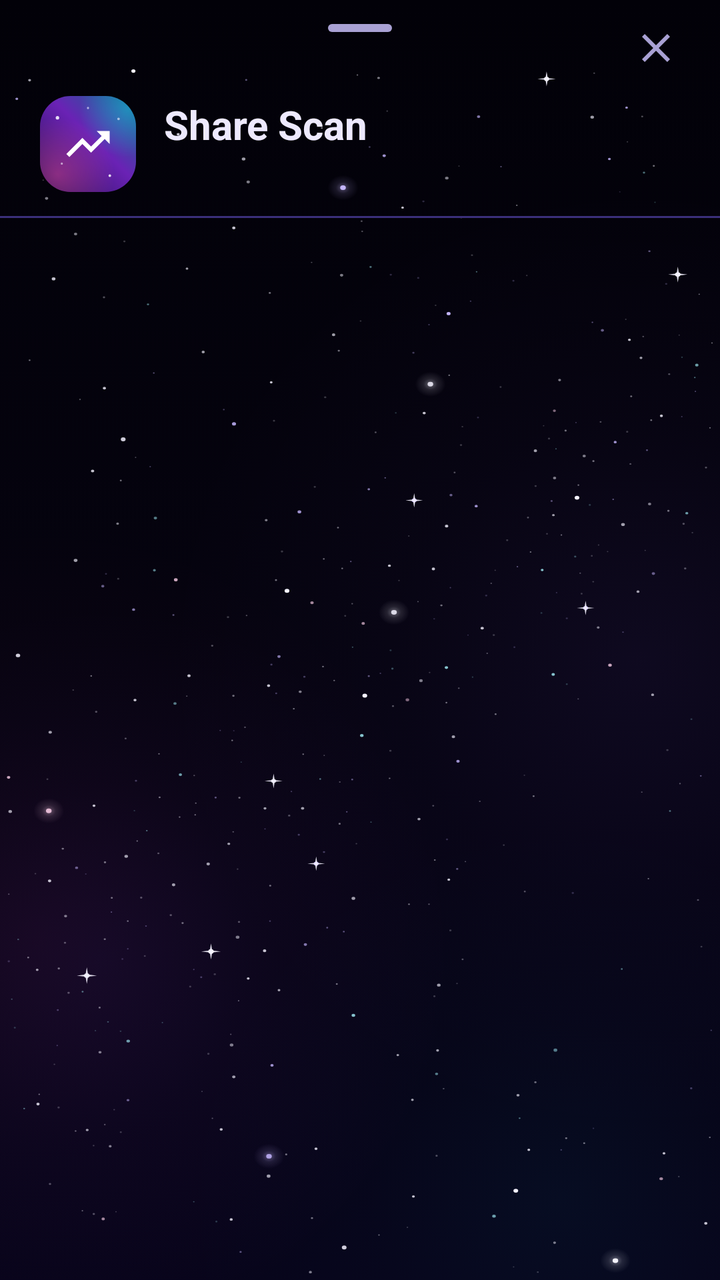
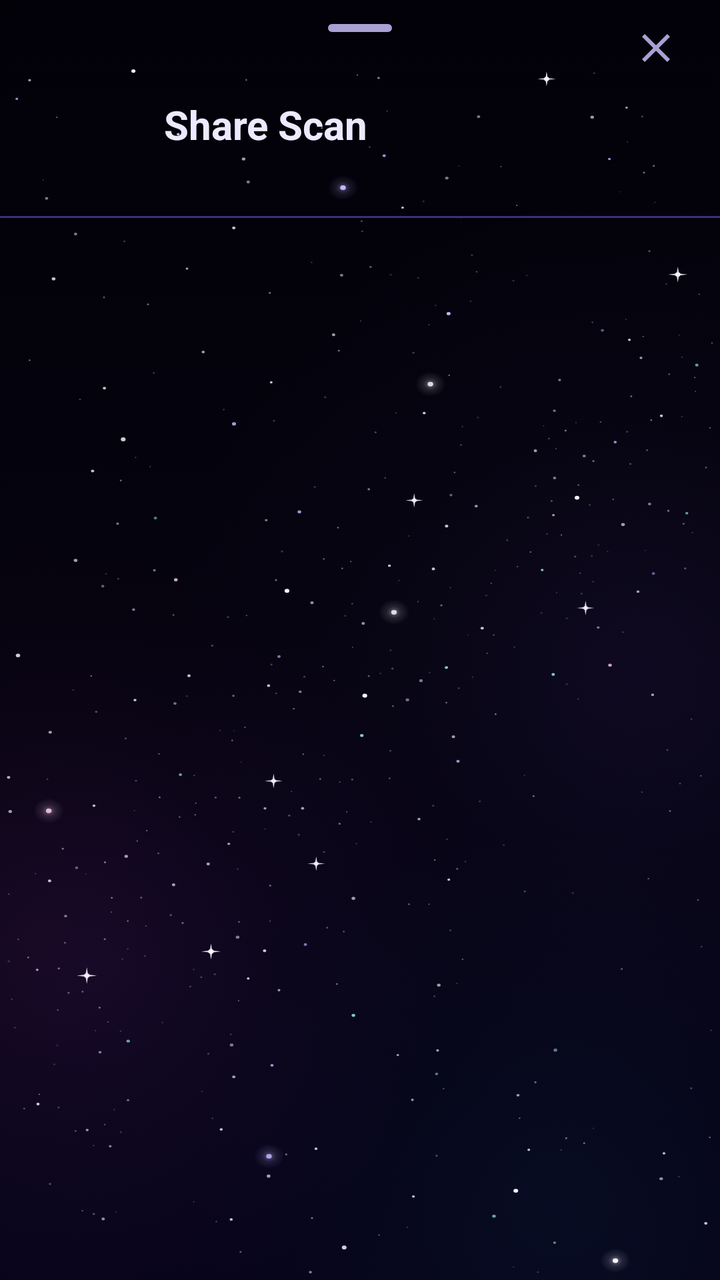

Two renders of the same Android screen: before a commit and after it. Below are the layout's source before the change and the commit's diff.
<!-- AndroidManifest.xml: application theme Theme.ShareScan -->
<!-- res/layout/sheet_menu.xml -->
<?xml version="1.0" encoding="utf-8"?>
<LinearLayout xmlns:android="http://schemas.android.com/apk/res/android"
    xmlns:app="http://schemas.android.com/apk/res-auto"
    android:layout_width="match_parent"
    android:layout_height="wrap_content"
    android:orientation="vertical">

    <include
        android:id="@+id/sheetTopBar"
        layout="@layout/sheet_top_bar" />

    <LinearLayout
        android:layout_width="match_parent"
        android:layout_height="wrap_content"
        android:gravity="center_vertical"
        android:orientation="horizontal"
        android:paddingHorizontal="20dp"
        android:paddingBottom="12dp">

        <FrameLayout
            android:layout_width="48dp"
            android:layout_height="48dp"
            android:background="?attr/scanLogoBackground">

            <ImageView
                android:layout_width="26dp"
                android:layout_height="26dp"
                android:layout_gravity="center"
                android:importantForAccessibility="no"
                android:src="@drawable/ic_trending_up"
                app:tint="@android:color/white" />
        </FrameLayout>

        <LinearLayout
            android:layout_width="0dp"
            android:layout_height="wrap_content"
            android:layout_marginStart="14dp"
            android:layout_weight="1"
            android:orientation="vertical">

            <TextView
                android:layout_width="wrap_content"
                android:layout_height="wrap_content"
                android:text="@string/app_name"
                android:textColor="@color/text_primary"
                android:textSize="20sp"
                android:textStyle="bold" />

            <TextView
                android:id="@+id/menuVersion"
                android:layout_width="wrap_content"
                android:layout_height="wrap_content"
                android:layout_marginTop="2dp"
                android:fontFeatureSettings="tnum"
                android:textColor="@color/text_secondary"
                android:textSize="13sp" />
        </LinearLayout>
    </LinearLayout>

    <View
        android:layout_width="match_parent"
        android:layout_height="1dp"
        android:background="?attr/colorOutline" />

    <androidx.core.widget.NestedScrollView
        android:layout_width="match_parent"
        android:layout_height="wrap_content">

        <LinearLayout
            android:id="@+id/menuItems"
            android:layout_width="match_parent"
            android:layout_height="wrap_content"
            android:orientation="vertical"
            android:paddingHorizontal="8dp"
            android:paddingTop="8dp"
            android:paddingBottom="20dp" />
    </androidx.core.widget.NestedScrollView>
</LinearLayout>
<!-- res/layout/sheet_top_bar.xml (included above) -->
<?xml version="1.0" encoding="utf-8"?>
<FrameLayout xmlns:android="http://schemas.android.com/apk/res/android"
    xmlns:app="http://schemas.android.com/apk/res-auto"
    android:layout_width="match_parent"
    android:layout_height="wrap_content">

    <com.google.android.material.bottomsheet.BottomSheetDragHandleView
        android:layout_width="match_parent"
        android:layout_height="wrap_content" />

    <ImageButton
        android:id="@+id/sheetBack"
        android:layout_width="48dp"
        android:layout_height="48dp"
        android:layout_gravity="start|center_vertical"
        android:layout_marginStart="8dp"
        android:background="?attr/selectableItemBackgroundBorderless"
        android:contentDescription="@string/sheet_back"
        android:src="@drawable/ic_arrow_back"
        android:visibility="gone"
        app:tint="@color/text_primary" />

    <ImageButton
        android:id="@+id/sheetClose"
        android:layout_width="48dp"
        android:layout_height="48dp"
        android:layout_gravity="end|center_vertical"
        android:layout_marginEnd="8dp"
        android:background="?attr/selectableItemBackgroundBorderless"
        android:contentDescription="@string/sheet_close"
        android:src="@drawable/ic_close"
        app:tint="@color/text_secondary" />
</FrameLayout>
<!-- resources referenced by this layout -->
<resources>
  <!-- drawable ic_trending_up (drawable) -->
  <?xml version="1.0" encoding="utf-8"?>
  <vector xmlns:android="http://schemas.android.com/apk/res/android"
      android:width="24dp"
      android:height="24dp"
      android:viewportWidth="24"
      android:viewportHeight="24">
      <path
          android:fillColor="@android:color/white"
          android:pathData="M16,6l2.29,2.29 -4.88,4.88 -4,-4L2,16.59 3.41,18l6,-6 4,4 6.3,-6.29L22,12V6z" />
  </vector>
  <string name="app_name">Share Scan</string>
  <string name="sheet_back">वापस मेन्यू पर</string>
  <string name="sheet_close">बंद करें</string>
  <color name="galaxy_accent">#A78BFA</color>
  <color name="galaxy_on_accent">#1B0B45</color>
  <color name="galaxy_accent_container">#3B2381</color>
  <color name="galaxy_on_accent_container">#EDE9FE</color>
  <color name="galaxy_primary_inverse">#5B3FD0</color>
  <color name="galaxy_cyan">#22D3EE</color>
  <color name="galaxy_magenta">#F472B6</color>
  <color name="galaxy_bg">#020108</color>
  <color name="galaxy_surface_high">#1D1347</color>
  <color name="galaxy_surface_lowest">#010005</color>
  <color name="galaxy_surface_low">#0E0829</color>
  <color name="galaxy_surface">#150D3A</color>
  <color name="galaxy_surface_highest">#271A58</color>
  <color name="galaxy_text">#EDE9FE</color>
  <color name="galaxy_text_soft">#A9A1D4</color>
  <color name="galaxy_outline">#3B2F7A</color>
  <color name="bear">#FB7185</color>
  <color name="galaxy_card">#B3170E3F</color>
  <color name="galaxy_card_stroke">#8CA78BFA</color>
  <color name="galaxy_sheet">#E0120A33</color>
  <color name="galaxy_track">#2A1E5E</color>
  <style name="Widget.ShareScan.Button" parent="Widget.Material3.Button">
          <item name="android:stateListAnimator">@animator/press_scale</item>
      </style>
  <style name="Widget.ShareScan.BottomSheet" parent="Widget.Material3.BottomSheet.Modal">
          <item name="backgroundTint">@color/glass_sheet</item>
      </style>
  <color name="hero_glass_mid">#666A22B5</color>
  <color name="hero_glass_end">#5908718F</color>
  <color name="hero_glass_start">#5922104E</color>
  <color name="glass_sheen">#2EFFFFFF</color>
  <color name="glass_rim">#59FFFFFF</color>
  <!-- unchanged entries left out for length: 27 -->
</resources>

<!-- the commit's change to res/layout/sheet_menu.xml (unified diff, before → after) -->
@@ -17,19 +17,11 @@
         android:paddingHorizontal="20dp"
         android:paddingBottom="12dp">
 
-        <FrameLayout
+        <ImageView
             android:layout_width="48dp"
             android:layout_height="48dp"
-            android:background="?attr/scanLogoBackground">
-
-            <ImageView
-                android:layout_width="26dp"
-                android:layout_height="26dp"
-                android:layout_gravity="center"
-                android:importantForAccessibility="no"
-                android:src="@drawable/ic_trending_up"
-                app:tint="@android:color/white" />
-        </FrameLayout>
+            android:importantForAccessibility="no"
+            android:src="@mipmap/ic_launcher" />
 
         <LinearLayout
             android:layout_width="0dp"
<!-- resource entries referenced after the edit -->
@@ -1,19 +1,56 @@
 <!-- resources referenced by this layout -->
 <resources>
-  <!-- drawable ic_trending_up (drawable) -->
+  <!-- mipmap ic_launcher (mipmap-anydpi) -->
   <?xml version="1.0" encoding="utf-8"?>
-  <vector xmlns:android="http://schemas.android.com/apk/res/android"
-      android:width="24dp"
-      android:height="24dp"
-      android:viewportWidth="24"
-      android:viewportHeight="24">
-      <path
-          android:fillColor="@android:color/white"
-          android:pathData="M16,6l2.29,2.29 -4.88,4.88 -4,-4L2,16.59 3.41,18l6,-6 4,4 6.3,-6.29L22,12V6z" />
-  </vector>
+  <adaptive-icon xmlns:android="http://schemas.android.com/apk/res/android">
+      <background android:drawable="@drawable/ic_launcher_background" />
+      <foreground android:drawable="@drawable/ic_launcher_foreground" />
+      <monochrome android:drawable="@drawable/ic_launcher_monochrome" />
+  </adaptive-icon>
   <string name="app_name">Share Scan</string>
   <string name="sheet_back">वापस मेन्यू पर</string>
   <string name="sheet_close">बंद करें</string>
+  <!-- drawable ic_launcher_background (drawable) -->
+  <?xml version="1.0" encoding="utf-8"?>
+  <vector xmlns:android="http://schemas.android.com/apk/res/android"
+      xmlns:aapt="http://schemas.android.com/aapt"
+      android:width="108dp"
+      android:height="108dp"
+      android:viewportWidth="108"
+      android:viewportHeight="108">
+      <path android:pathData="M0,0h108v108h-108z">
+          <aapt:attr name="android:fillColor">
+              <gradient
+                  android:endX="54"
+                  android:endY="90"
+                  android:startX="54"
+                  android:startY="18"
+                  android:type="linear">
+                  <item android:color="#FFFFF7ED" android:offset="0" />
+                  <item android:color="#FFF6DFC6" android:offset="1" />
+              </gradient>
+          </aapt:attr>
+      </path>
+  </vector>
+  <!-- drawable ic_launcher_foreground: vector/xml drawable (drawable, 11421 chars, omitted) -->
+  <!-- drawable ic_launcher_monochrome (drawable) -->
+  <?xml version="1.0" encoding="utf-8"?>
+  <vector xmlns:android="http://schemas.android.com/apk/res/android"
+      android:width="108dp"
+      android:height="108dp"
+      android:viewportWidth="108"
+      android:viewportHeight="108">
+      <path
+          android:fillColor="#FFFFFFFF"
+          android:pathData="M40.1,27h1.8v54h-1.8z" />
+      <path
+          android:fillColor="#FFFFFFFF"
+          android:pathData="M36.5,35a2,2 0,0 1,2 -2h5a2,2 0,0 1,2 2v38a2,2 0,0 1,-2 2h-5a2,2 0,0 1,-2 -2z" />
+      <path
+          android:fillColor="#FFFFFFFF"
+          android:fillType="evenOdd"
+          android:pathData="M47.2,33H56.5C65.3,33 70.5,38.6 70.5,46C70.5,52.1 66.9,56.5 61.3,58.2L71.5,75H61.1L51.9,59H47.2ZM47.2,40.5V51.5H55.8C59.4,51.5 61.6,49.2 61.6,46C61.6,42.8 59.4,40.5 55.8,40.5Z" />
+  </vector>
   <color name="galaxy_accent">#A78BFA</color>
   <color name="galaxy_on_accent">#1B0B45</color>
   <color name="galaxy_accent_container">#3B2381</color>
